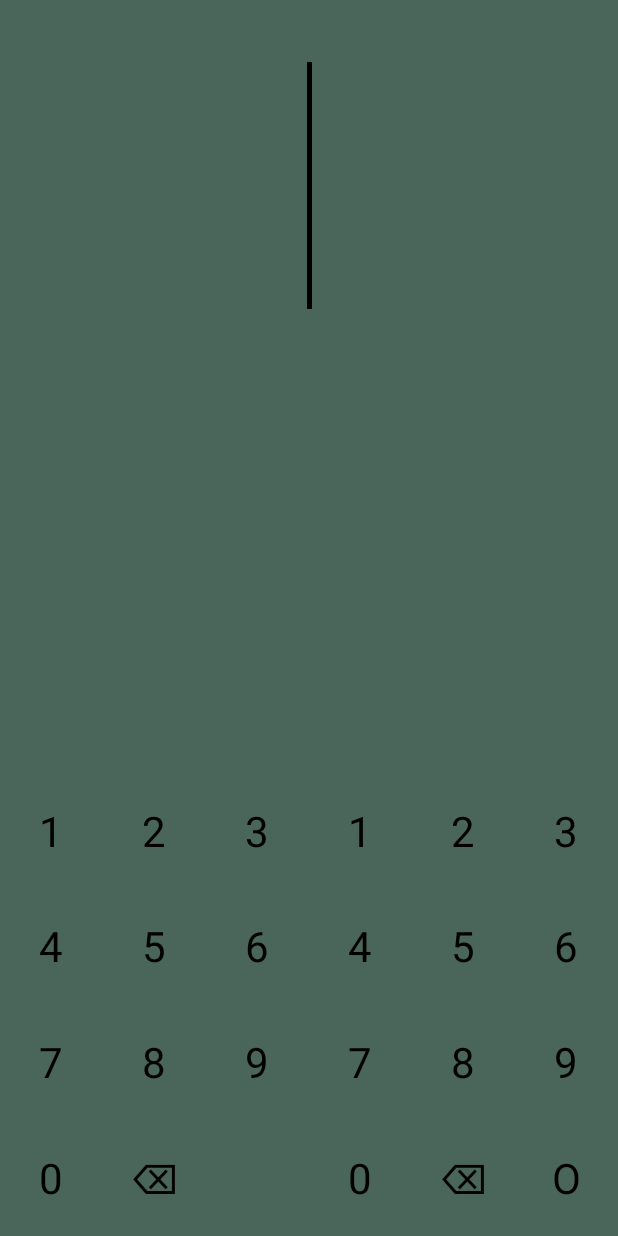
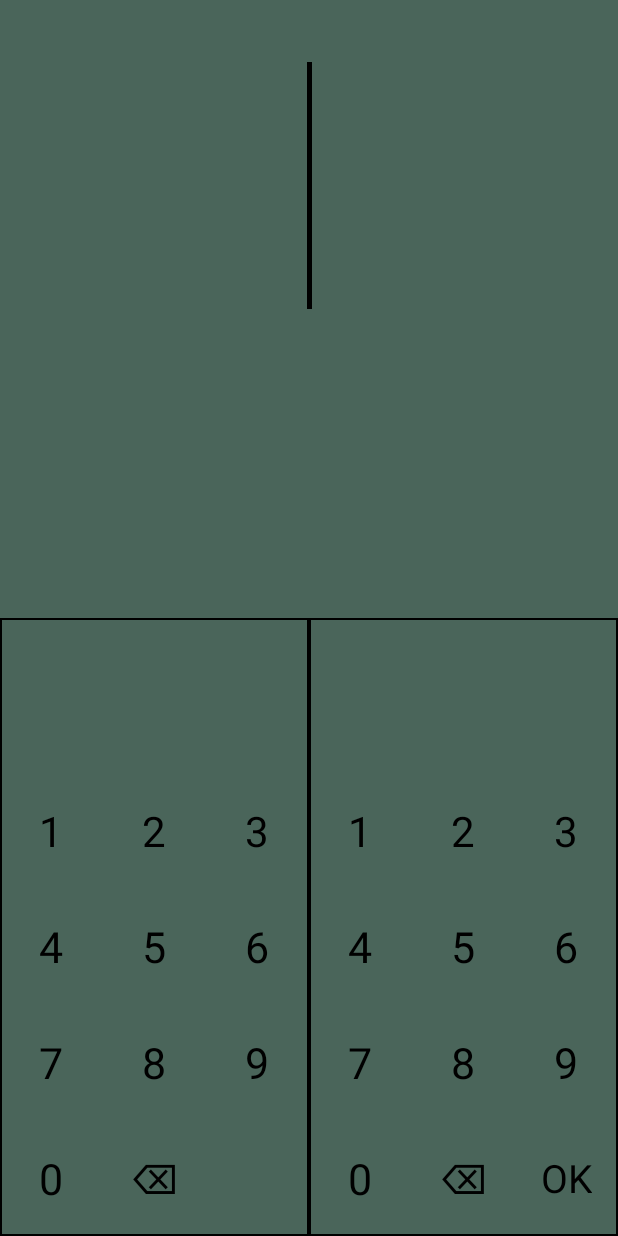
Before and after one commit to ysrLand/clock, an Android app: the screen it shows after launch (MainActivity), on a phone screen of 412 x 824 dp. Run offline under Robolectric (Android 15) with nearby library versions, the phone set to English and light mode, and no system bars.

Commit message:
Apply some style improvement

```diff
--- a/app/src/main/java/com/ysr/learn/clock/KeypadInputView.kt
+++ b/app/src/main/java/com/ysr/learn/clock/KeypadInputView.kt
@@ -31,13 +31,15 @@ class KeypadInputView : ConstraintLayout {
         for (index in contents.indices) {
             keysView.addView(
                 View.inflate(context, R.layout.layout_key, null).apply {
-                    keyRootLayout.keyTextView.text = contents[index]
-                    keyRootLayout.keyTextView.setOnClickListener(listener)
-                    val params = GridLayout.LayoutParams(
-                        GridLayout.spec(index / columnCount, 1, 1f),
-                        GridLayout.spec(index % columnCount, 1, 1f)
-                    )
-                    keyRootLayout.layoutParams = params
+                    keyRootLayout.let {
+                        keyTextView.text = contents[index]
+                        keyTextView.setOnClickListener(listener)
+                        val params = GridLayout.LayoutParams(
+                            GridLayout.spec(index / columnCount, 1, 1f),
+                            GridLayout.spec(index % columnCount, 1, 1f)
+                        )
+                        layoutParams = params
+                    }
                 }
             )
         }
--- a/app/src/main/java/com/ysr/learn/clock/MainActivity.kt
+++ b/app/src/main/java/com/ysr/learn/clock/MainActivity.kt
@@ -126,6 +126,6 @@ class MainActivity : AppCompatActivity() {
     private fun match(): Boolean {
         val inputHour = hourKeypadView.inputText.toIntOrNull() ?: -1
         val inputMinute = minuteKeypadView.inputText.toIntOrNull() ?: -1
-        return hour == inputHour && minute == inputMinute
+        return (hour == inputHour) && (minute == inputMinute)
     }
 }
--- /dev/null
+++ b/app/src/main/res/drawable/bg_square.xml
@@ -0,0 +1,6 @@
+<?xml version="1.0" encoding="utf-8"?>
+<shape xmlns:android="http://schemas.android.com/apk/res/android">
+    <stroke
+        android:width="1dp"
+        android:color="@android:color/black" />
+</shape>
--- a/app/src/main/res/layout/layout_key.xml
+++ b/app/src/main/res/layout/layout_key.xml
@@ -38,6 +38,7 @@
         android:id="@+id/keyTextView"
         android:layout_width="0dp"
         android:layout_height="0dp"
+        android:autoSizeTextType="uniform"
         android:background="?attr/selectableItemBackgroundBorderless"
         android:gravity="center"
         android:textAppearance="@style/DefaultTextAppearance"
--- a/app/src/main/res/layout/layout_keypad.xml
+++ b/app/src/main/res/layout/layout_keypad.xml
@@ -3,7 +3,8 @@
     xmlns:app="http://schemas.android.com/apk/res-auto"
     xmlns:tools="http://schemas.android.com/tools"
     android:layout_width="match_parent"
-    android:layout_height="match_parent">
+    android:layout_height="match_parent"
+    android:background="@drawable/bg_square">
 
     <androidx.constraintlayout.widget.Guideline
         android:id="@+id/guideline_horizontal"
@@ -14,10 +15,14 @@
 
     <TextView
         android:id="@+id/inputTextView"
-        android:layout_width="wrap_content"
-        android:layout_height="wrap_content"
+        android:layout_width="0dp"
+        android:layout_height="0dp"
+        android:autoSizeTextType="uniform"
+        android:gravity="center"
+        android:maxLength="2"
         android:textAppearance="@style/DefaultTextAppearance"
         app:layout_constraintBottom_toBottomOf="@id/guideline_horizontal"
+        app:layout_constraintHeight_percent="0.1"
         app:layout_constraintLeft_toLeftOf="parent"
         app:layout_constraintRight_toRightOf="parent"
         app:layout_constraintTop_toTopOf="parent"
--- a/app/src/main/res/values/styles.xml
+++ b/app/src/main/res/values/styles.xml
@@ -9,7 +9,6 @@
     </style>
 
     <style name="DefaultTextAppearance">
-        <item name="android:textSize">28sp</item>
         <item name="android:textColor">@android:color/black</item>
     </style>
 
```
